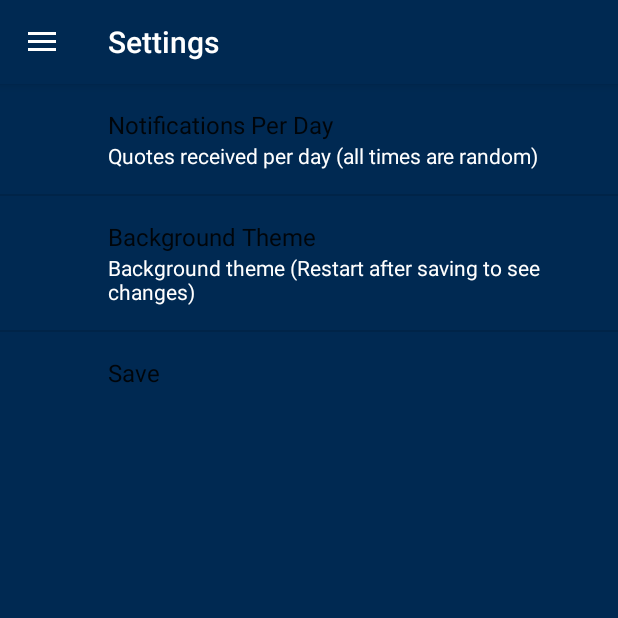
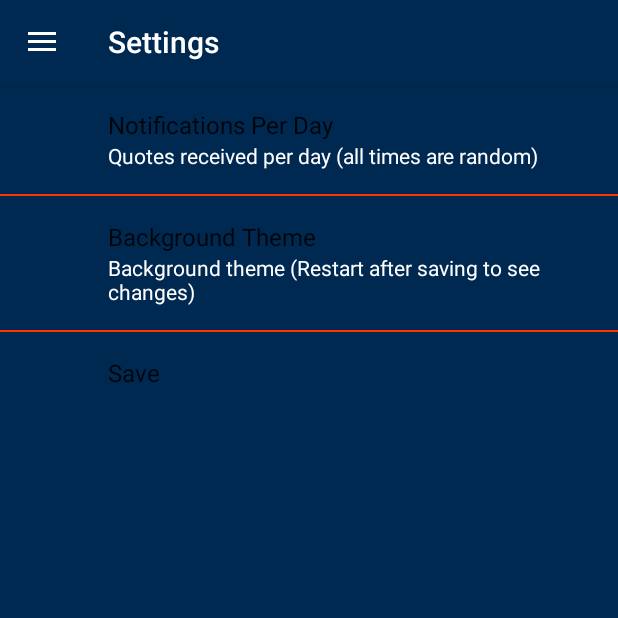
Before and after one commit to danieledwardharrington/betterDays, an Android app: the screen it shows after launch (SettingsActivity), in the side drawer, after a tap on "Settings", on a phone screen of 412 x 824 dp, the top half of it. Run offline under Robolectric (Android 15) with nearby library versions, the phone set to English and light mode, and no system bars; our stand-ins replace androidx.preference.

Commit message:
added share functionality; testing notifications

```diff
--- a/app/src/main/java/com/abc/danielharrington/betterdays/AlertReceiver.kt
+++ b/app/src/main/java/com/abc/danielharrington/betterdays/AlertReceiver.kt
@@ -36,8 +36,8 @@ class AlertReceiver : BroadcastReceiver() {
 
         var index: Int = (Random.nextInt() % quotesList.size) + 1
 
-        quoteTextView?.text = quotesList.get(index)
-        speakerTextView?.text = speakersList.get(index)
+        quoteTextView?.setText(quotesList.get(index))
+        speakerTextView?.setText(speakersList.get(index))
 
 
         var intent: Intent = Intent(theContext!!, MainActivity::class.java)
--- a/app/src/main/java/com/abc/danielharrington/betterdays/MainActivity.kt
+++ b/app/src/main/java/com/abc/danielharrington/betterdays/MainActivity.kt
@@ -47,18 +47,6 @@ class MainActivity : AppCompatActivity(), NavigationView.OnNavigationItemSelecte
         //populating the quotes and speakers lists
         populateLists()
 
-        /*
-        //for launching a fragment from notification
-        var type: String = getIntent().getStringExtra("From")
-        if(type != null){
-            when (type){
-                "quotesFragment" -> {
-                    supportFragmentManager.beginTransaction().replace(R.id.fragment_container, quotesFragment!!).commit()
-                }//quotesFragment
-            }//when
-        }//if
-        */
-
         aboutFragment = AboutFragment()
         settingsFragment = SettingsFragment()
 
@@ -97,11 +85,18 @@ class MainActivity : AppCompatActivity(), NavigationView.OnNavigationItemSelecte
             R.id.nav_quotes -> supportFragmentManager.beginTransaction().replace(R.id.fragment_container, quotesFragment!!).commit()
             R.id.nav_about -> supportFragmentManager.beginTransaction().replace(R.id.fragment_container, aboutFragment!!).commit()
             R.id.nav_settings -> {
-                val intent: Intent = Intent(this, SettingsActivity::class.java)
+                val intent = Intent(this, SettingsActivity::class.java)
                 startActivity(intent)
-            }
+            }//settings
             R.id.nav_share -> {
-            }
+                val shareIntent = Intent(Intent.ACTION_SEND)
+                shareIntent.type = "text/plain"
+                var shareBody = "Better Days: A Wellness Companion App"
+                var shareSubject = "Check out this app!"
+                shareIntent.putExtra(Intent.EXTRA_SUBJECT, shareSubject)
+                shareIntent.putExtra(Intent.EXTRA_TEXT, shareBody)
+                startActivity(Intent.createChooser(shareIntent, "Share using"))
+            }//share
         }//when
 
         drawer!!.closeDrawer(GravityCompat.START)
--- a/app/src/main/java/com/abc/danielharrington/betterdays/SettingsFragment.kt
+++ b/app/src/main/java/com/abc/danielharrington/betterdays/SettingsFragment.kt
@@ -64,7 +64,7 @@ class SettingsFragment : PreferenceFragmentCompat() {
     //method to save preferences when the user clicks "SAVE"
     private fun saveData() {
         //clearing any previously saved alarms to prevent tons of extra
-        clearAlarms()
+        //clearAlarms()
 
         if (NOTIFICATIONS_PER_DAY > 0) {
             setAlarms()
@@ -82,15 +82,6 @@ class SettingsFragment : PreferenceFragmentCompat() {
 
         Toast.makeText(context, "Settings saved", Toast.LENGTH_SHORT).show()
     }//saveData method
-
-    /*
-    //method to load the saved data
-    fun loadData() {
-        val sharedPreferences = context!!.getSharedPreferences(SHARED_PREFS, MODE_PRIVATE)
-        theme = sharedPreferences.getString(THEME_PREF, "Default")
-        notifications = sharedPreferences.getInt(NOTS_PREF, 0)
-    }//loadData method
-    */
 
     //method to set repeating notification alarms (random times)
     private fun setAlarms() {
--- a/app/src/main/res/values/colors.xml
+++ b/app/src/main/res/values/colors.xml
@@ -1,6 +1,6 @@
 <?xml version="1.0" encoding="utf-8"?>
 <resources>
-    <color name="midnightBlue">#1E1E8D</color>
+    <color name="midnightBlue">#364A61</color>
     <color name="signBlue">#002952</color>
     <color name="black">#000000</color>
     <color name="colorAccent">#D81B60</color>
@@ -9,4 +9,5 @@
     <color name="slateGray">#708090</color>
     <color name="crimson">#990000</color>
     <color name="iconColor">#F5F5F5</color>
+    <color name="orangeRed">#FF3600</color>
 </resources>
--- a/app/src/main/res/values/styles.xml
+++ b/app/src/main/res/values/styles.xml
@@ -9,11 +9,15 @@
         <item name="android:textColor">@color/titleTextColor</item>
         <item name="android:textColorSecondary">@color/titleTextColor</item>
         <item name="alertDialogTheme">@style/AlertDialogStyle</item>
+        <item name="android:listDivider">@color/orangeRed</item>
+        <item name="android:dividerHeight">1dp</item>
     </style>
 
     <style name="AppTheme.NoActionBar">
         <item name="windowActionBar">false</item>
         <item name="windowNoTitle">true</item>
+        <item name="android:listDivider">@color/orangeRed</item>
+        <item name="android:dividerHeight">1dp</item>
 
     </style>
 
--- a/app/src/main/res/xml/preferences.xml
+++ b/app/src/main/res/xml/preferences.xml
@@ -1,6 +1,6 @@
 <?xml version="1.0" encoding="utf-8"?>
-<PreferenceScreen
-    xmlns:android="http://schemas.android.com/apk/res/android"
+<PreferenceScreen xmlns:android="http://schemas.android.com/apk/res/android"
+    xmlns:app="http://schemas.android.com/apk/res-auto"
 
     >
 
@@ -28,9 +28,9 @@
 
     <PreferenceCategory>
     <Preference
-    android:key="save_preference_button"
-    android:title="Save"
-    android:summary=""
+        android:key="save_preference_button"
+        android:title="Save"
+        android:summary=""
         />
     </PreferenceCategory>
 
```
Also changed, not shown: app/src/main/java/com/abc/danielharrington/betterdays/SettingsActivity.kt (+7 -0 lines).
